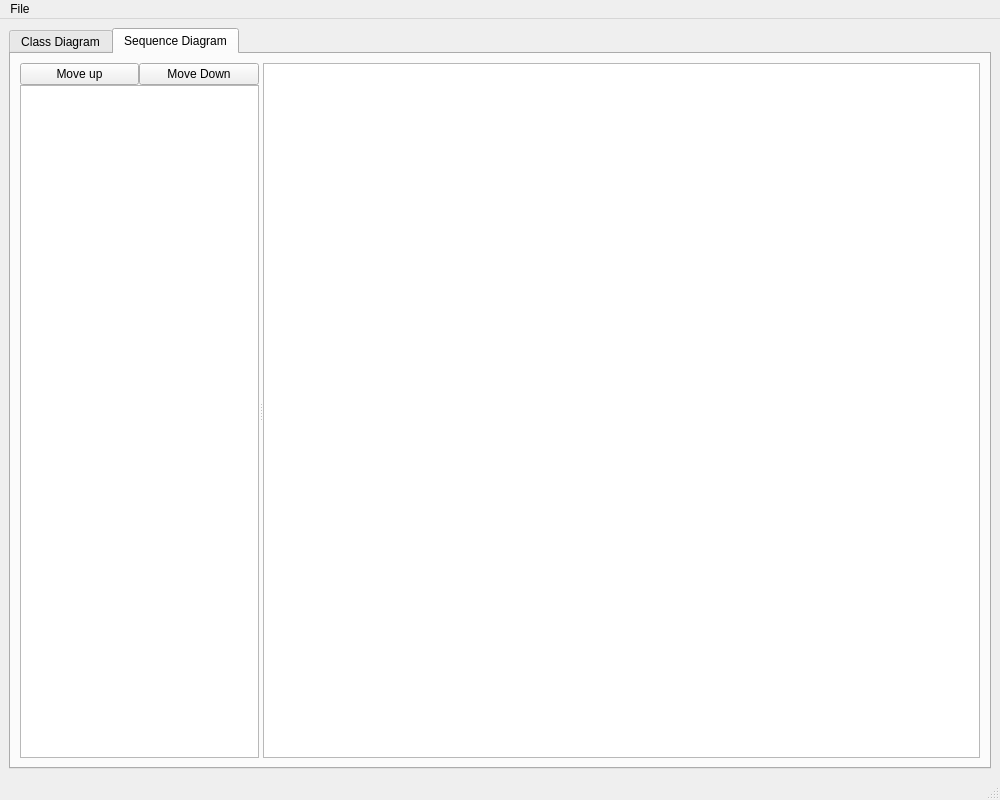
Qt form ICP/mainwindow.ui (Inozitol/ICP2) before a commit.
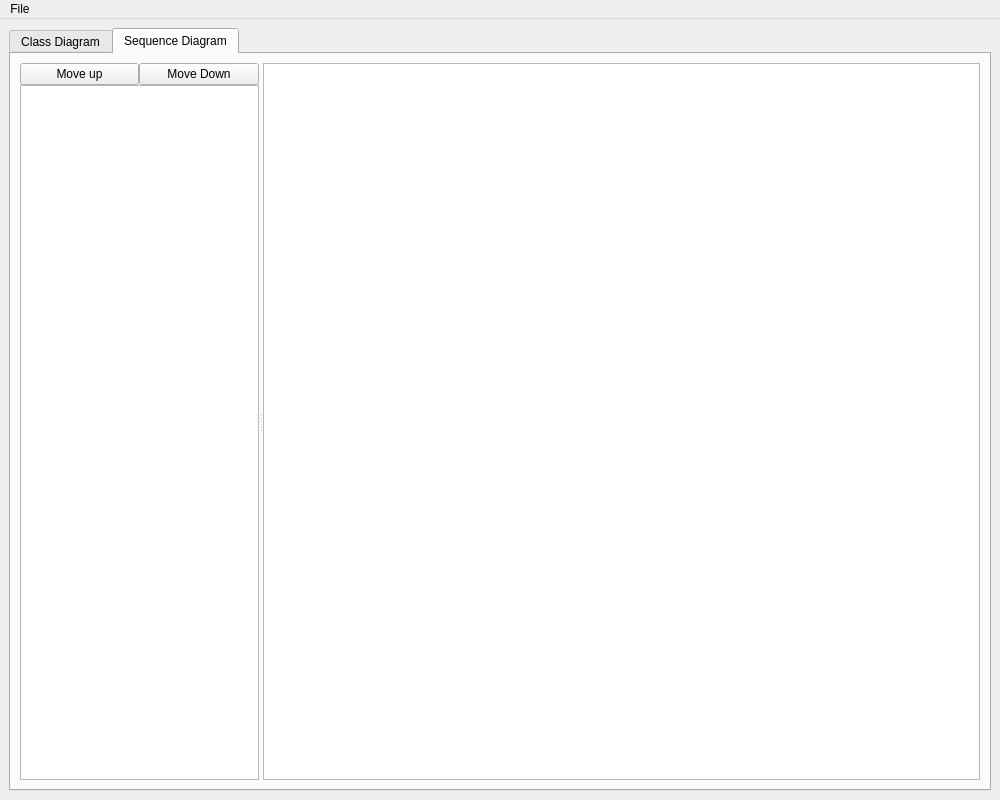
The same form after that commit. Icons and pictures are not drawn.

Diff of the .ui file:
```diff
--- a/ICP/mainwindow.ui
+++ b/ICP/mainwindow.ui
@@ -237,7 +237,6 @@
    </widget>
    <addaction name="menuFile"/>
   </widget>
-  <widget class="QStatusBar" name="statusbar"/>
   <action name="actionNew">
    <property name="text">
     <string>New</string>
```
Left out of the diff: 12 changed lines with no effect on the pictures.
